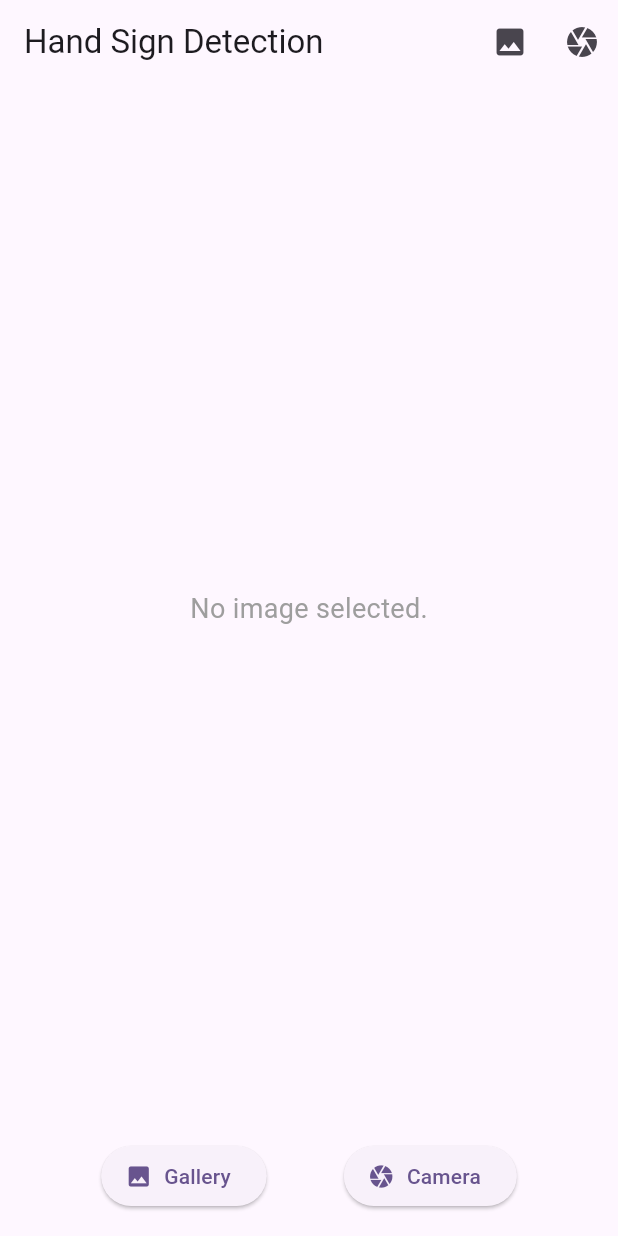
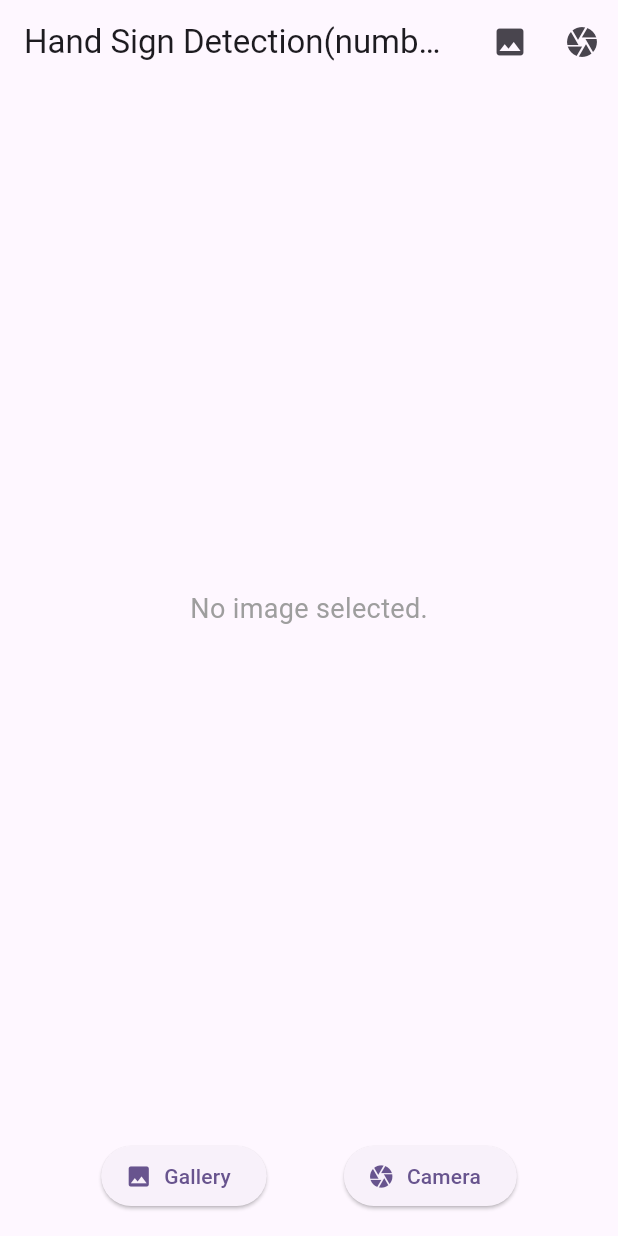
Before and after one commit to SubhasreeCodes/flutter_hand_sign, a Flutter app: the screen it shows after launch, on a phone screen of 412 x 824 dp. Run offline on Flutter 3.47's test engine with Material 3 defaults, Android fonts, the phone set to English and light mode, and no system bars; our stand-ins replace image_picker.

Commit message:
Update HomeScreen.dart
Home Screen's "title".

```diff
--- a/lib/screens/HomeScreen.dart
+++ b/lib/screens/HomeScreen.dart
@@ -26,7 +26,7 @@ class _HomeScreenState extends State<HomeScreen> {
   Widget build(BuildContext context) {
     return Scaffold(
       appBar: AppBar(
-        title: const Text("Hand Sign Detection"),
+        title: const Text("Hand Sign Detection(numbers)"),
         actions: [
           IconButton(
               icon: Icon(Icons.photo),
```
